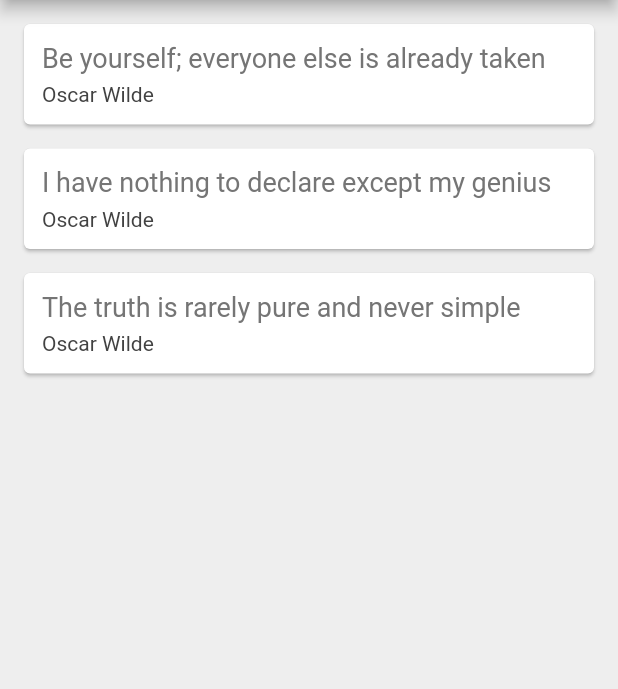
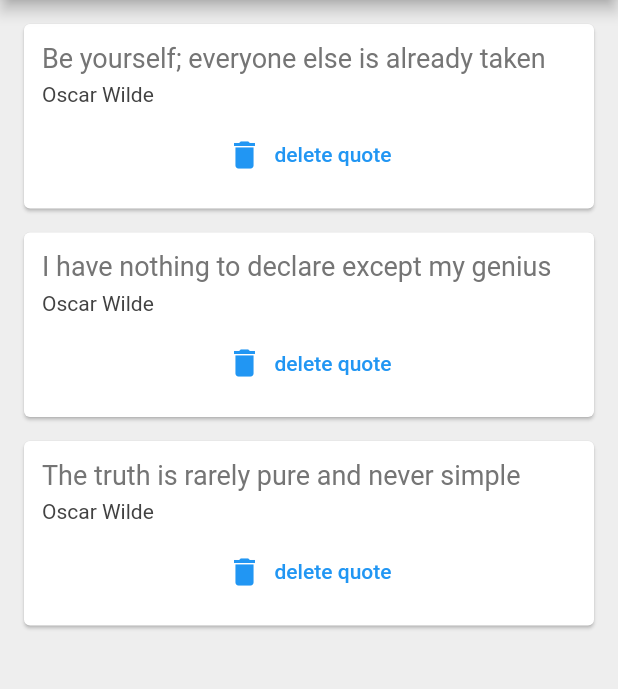
Before and after one commit to hyzic23/quotes-app, a Flutter app: the screen it shows after launch, on a phone screen of 412 x 824 dp, the part 84-773 px from its top. Run offline on Flutter 3.47's test engine with Material 2 defaults, Android fonts, the phone set to English and light mode, and no system bars.

Commit message:
Passing Function as Parameter

```diff
--- a/lib/main.dart
+++ b/lib/main.dart
@@ -31,7 +31,14 @@ class _QuoteListState extends State<QuoteList> {
         backgroundColor: Colors.redAccent,
       ),
       body: Column(
-        children: quotes.map((quote) => QuoteCard(quote: quote)).toList(),
+        children: quotes.map((quote) => QuoteCard(
+            quote: quote,
+          delete: () {
+              setState(() {
+                quotes.remove(quote);
+              });
+          }
+        )).toList(),
       ),
     );
   }
--- a/lib/quote_card.dart
+++ b/lib/quote_card.dart
@@ -4,7 +4,8 @@ import 'quote.dart';
 class QuoteCard extends StatelessWidget {
 
   final Quote quote;
-  QuoteCard({required this.quote});
+  final VoidCallback delete;
+  QuoteCard({required this.quote, required this.delete});
 
   @override
   Widget build(BuildContext context) {
@@ -30,6 +31,12 @@ class QuoteCard extends StatelessWidget {
                 fontSize: 14.0,
                 color: Colors.grey[800],
               ),
+            ),
+            SizedBox(height: 8.0),
+            TextButton.icon(
+                onPressed: delete,
+                icon: Icon(Icons.delete),
+                label: Text('delete quote'),
             )
           ],
         ),
```
